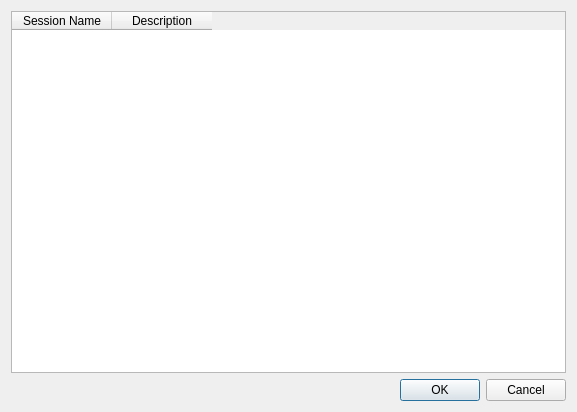
Above: ManageSessions.ui from HobbitHacker/Q3270 before the change. Below: the same form after it.
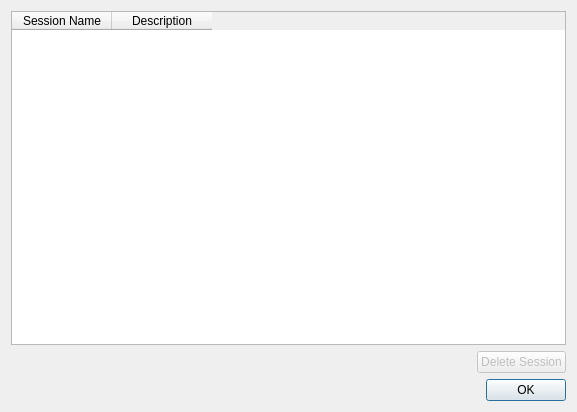
That is the form after the change.

Commit message:
Delete session capability
Manage Sessions menu option can now delete sessions. No confirmation.

Diff of the .ui file:
```diff
--- a/ManageSessions.ui
+++ b/ManageSessions.ui
@@ -28,13 +28,40 @@
      </column>
     </widget>
    </item>
+   <item>
+    <layout class="QHBoxLayout" name="horizontalLayout">
+     <item>
+      <spacer name="horizontalSpacer">
+       <property name="orientation">
+        <enum>Qt::Horizontal</enum>
+       </property>
+       <property name="sizeHint" stdset="0">
+        <size>
+         <width>40</width>
+         <height>20</height>
+        </size>
+       </property>
+      </spacer>
+     </item>
+     <item>
+      <widget class="QPushButton" name="deleteSession">
+       <property name="enabled">
+        <bool>false</bool>
+       </property>
+       <property name="text">
+        <string>Delete Session</string>
+       </property>
+      </widget>
+     </item>
+    </layout>
+   </item>
    <item>
     <widget class="QDialogButtonBox" name="buttonBox">
      <property name="orientation">
       <enum>Qt::Horizontal</enum>
      </property>
      <property name="standardButtons">
-      <set>QDialogButtonBox::Cancel|QDialogButtonBox::Ok</set>
+      <set>QDialogButtonBox::Ok</set>
      </property>
     </widget>
    </item>
```
Left out of the diff: 6 changed lines with no effect on the pictures. The commit also changes 2 other files.
